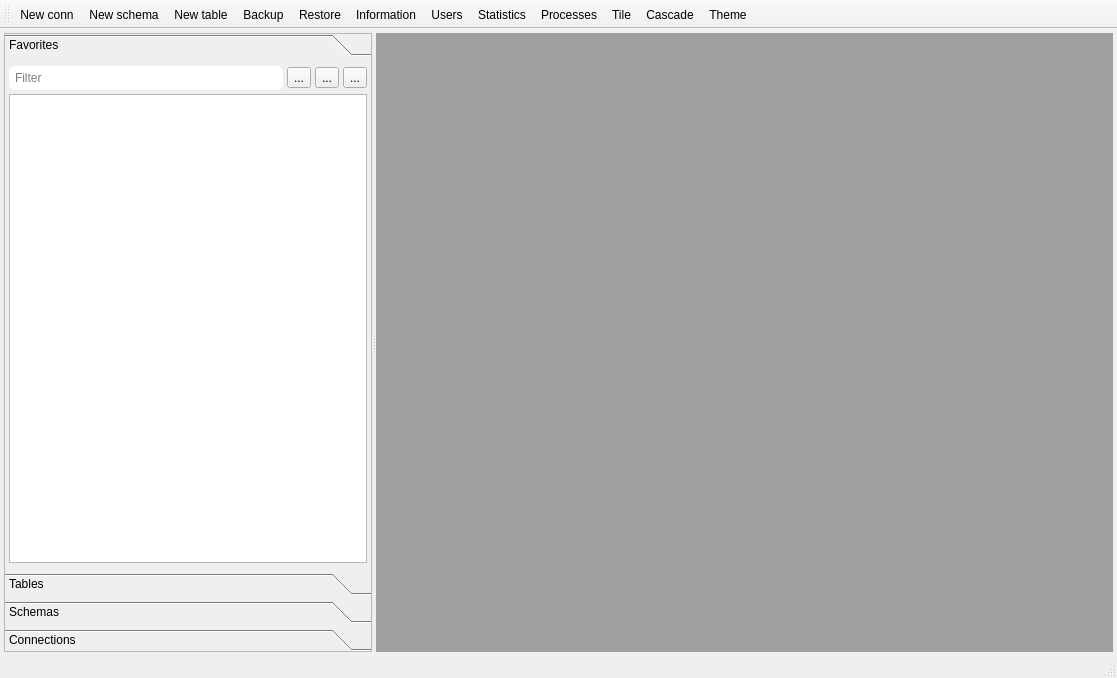
Old version of the form src/mainwindow.ui in the repository GS-Giuliano/SequelFast.
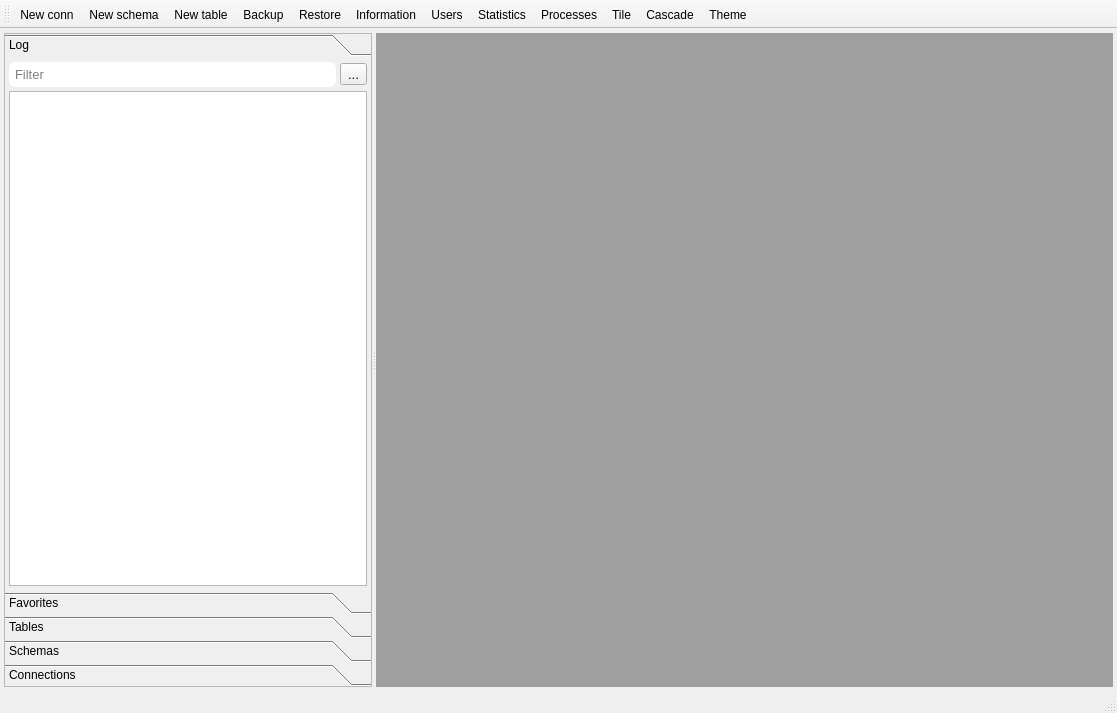
New version of the form. Icons and pictures are not drawn.

```diff
--- a/src/mainwindow.ui
+++ b/src/mainwindow.ui
@@ -7,7 +7,7 @@
     <x>0</x>
     <y>0</y>
     <width>1117</width>
-    <height>678</height>
+    <height>713</height>
    </rect>
   </property>
   <property name="windowTitle">
@@ -50,7 +50,7 @@
        </property>
        <property name="minimumSize">
         <size>
-         <width>220</width>
+         <width>280</width>
          <height>300</height>
         </size>
        </property>
@@ -67,15 +67,89 @@
         <number>0</number>
        </property>
        <property name="tabSpacing">
-        <number>6</number>
+        <number>2</number>
        </property>
+       <widget class="QWidget" name="pageLog">
+        <property name="font">
+         <font>
+          <pointsize>10</pointsize>
+         </font>
+        </property>
+        <attribute name="icon">
+         <iconset resource="../icons.qrc">
+          <normaloff>:/icons/resources/task.svg</normaloff>:/icons/resources/task.svg</iconset>
+        </attribute>
+        <attribute name="label">
+         <string>Log</string>
+        </attribute>
+        <layout class="QVBoxLayout" name="verticalLayout_5">
+         <property name="spacing">
+          <number>4</number>
+         </property>
+         <property name="leftMargin">
+          <number>4</number>
+         </property>
+         <property name="topMargin">
+          <number>4</number>
+         </property>
+         <property name="rightMargin">
+          <number>4</number>
+         </property>
+         <property name="bottomMargin">
+          <number>4</number>
+         </property>
+         <item>
+          <layout class="QHBoxLayout" name="horizontalLayout_12">
+           <property name="spacing">
+            <number>4</number>
+           </property>
+           <item>
+            <widget class="QLineEdit" name="lineEditLog">
+             <property name="styleSheet">
+              <string notr="true">QLineEdit {padding: 4px; border-color: #ddd; border-width: 1px; border-radius: 6px}</string>
+             </property>
+             <property name="maxLength">
+              <number>80</number>
+             </property>
+             <property name="placeholderText">
+              <string>Filter</string>
+             </property>
+            </widget>
+           </item>
+           <item>
+            <widget class="QToolButton" name="buttonDeleteLog">
+             <property name="text">
+              <string>...</string>
+             </property>
+             <property name="icon">
+              <iconset resource="../icons.qrc">
+               <normaloff>:/icons/resources/trash.svg</normaloff>:/icons/resources/trash.svg</iconset>
+             </property>
+             <property name="iconSize">
+              <size>
+               <width>16</width>
+               <height>16</height>
+              </size>
+             </property>
+             <property name="checkable">
+              <bool>false</bool>
+             </property>
+            </widget>
+           </item>
+          </layout>
+         </item>
+         <item>
+          <widget class="QTableView" name="tableLogView"/>
+         </item>
+        </layout>
+       </widget>
        <widget class="QWidget" name="pageFavorites">
         <property name="geometry">
          <rect>
           <x>0</x>
           <y>0</y>
-          <width>218</width>
-          <height>438</height>
+          <width>278</width>
+          <height>462</height>
          </rect>
         </property>
         <attribute name="icon">
```
Left out of the diff: 14 changed lines with no effect on the pictures.
